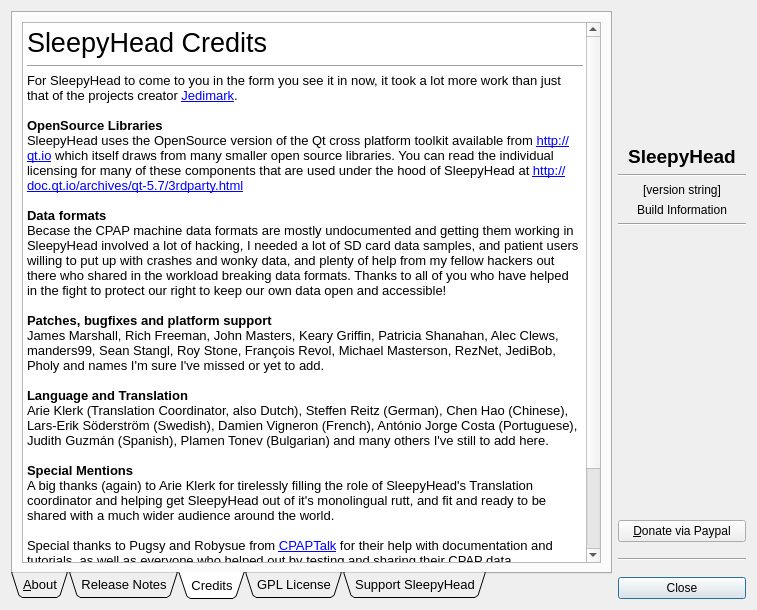
This is sleepyhead/aboutdialog.ui in sbonaime/sleepyhead-code. as Qt 5 draws it before an edit. The edited form follows.
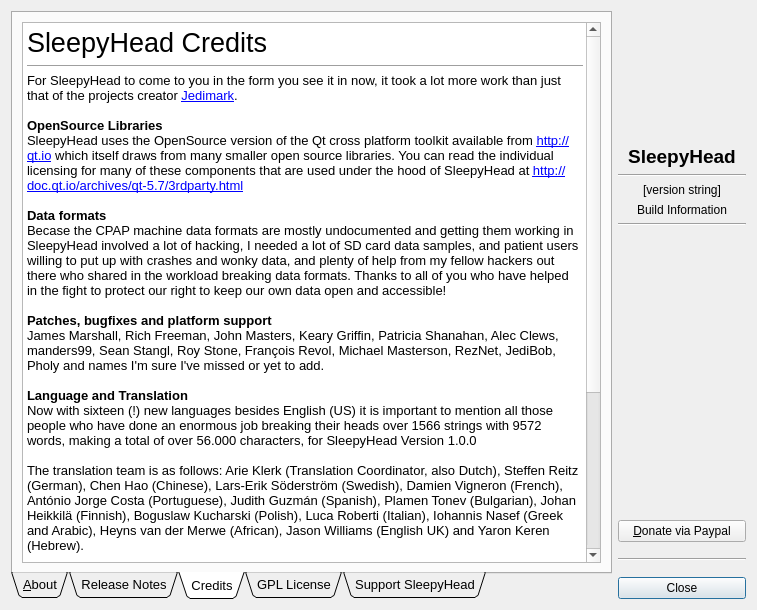
This is the edited form. The open tabs and pages were chosen to show the change. Icons and pictures are not drawn.

Commit message: Update translation credits

The edit to the form file:
```diff
--- a/sleepyhead/aboutdialog.ui
+++ b/sleepyhead/aboutdialog.ui
@@ -109,7 +109,9 @@
 &lt;p style=&quot; margin-top:0px; margin-bottom:0px; margin-left:0px; margin-right:0px; -qt-block-indent:0; text-indent:0px;&quot;&gt;Becase the CPAP machine data formats are mostly undocumented and getting them working in SleepyHead involved a lot of hacking, I needed a lot of SD card data samples, and patient users willing to put up with crashes and wonky data, and plenty of help from my fellow hackers out there who shared in the workload breaking data formats. Thanks to all of you who have helped in the fight to protect our right to keep our own data open and accessible!&lt;br /&gt;&lt;br /&gt;&lt;span style=&quot; font-weight:600;&quot;&gt;Patches, bugfixes and platform support&lt;/span&gt;&lt;br /&gt;&lt;span style=&quot; color:#000000;&quot;&gt;James Marshall, Rich Freeman, John Masters, Keary Griffin, Patricia Shanahan, Alec Clews, manders99, Sean Stangl, Roy Stone, François Revol, Michael Masterson, RezNet, JediBob, Pholy and names I'm sure I've missed or yet to add.&lt;/span&gt;&lt;/p&gt;
 &lt;p style=&quot;-qt-paragraph-type:empty; margin-top:0px; margin-bottom:0px; margin-left:0px; margin-right:0px; -qt-block-indent:0; text-indent:0px; color:#000000;&quot;&gt;&lt;br /&gt;&lt;/p&gt;
 &lt;p style=&quot; margin-top:0px; margin-bottom:0px; margin-left:0px; margin-right:0px; -qt-block-indent:0; text-indent:0px;&quot;&gt;&lt;span style=&quot; font-weight:600; color:#000000;&quot;&gt;Language and Translation&lt;/span&gt;&lt;/p&gt;
-&lt;p style=&quot; margin-top:0px; margin-bottom:0px; margin-left:0px; margin-right:0px; -qt-block-indent:0; text-indent:0px;&quot;&gt;&lt;span style=&quot; color:#000000;&quot;&gt;Arie Klerk (Translation Coordinator, also Dutch), Steffen Reitz (German), Chen Hao (Chinese), Lars-Erik Söderström (Swedish), Damien Vigneron (French), António Jorge Costa (Portuguese), Judith Guzmán (Spanish), Plamen Tonev (Bulgarian) and many others I've still to add here.&lt;/span&gt;&lt;/p&gt;
+&lt;p style=&quot; margin-top:0px; margin-bottom:0px; margin-left:0px; margin-right:0px; -qt-block-indent:0; text-indent:0px;&quot;&gt;&lt;span style=&quot; color:#000000;&quot;&gt;Now with sixteen (!) new languages besides English (US) it is important to mention all those people who have done an enormous job breaking their heads over 1566 strings with 9572 words, making a total of over 56.000 characters, for SleepyHead Version 1.0.0&lt;br /&gt;&lt;/span&gt;&lt;/p&gt;
+&lt;p style=&quot; margin-top:0px; margin-bottom:0px; margin-left:0px; margin-right:0px; -qt-block-indent:0; text-indent:0px;&quot;&gt;&lt;span style=&quot; color:#000000;&quot;&gt;The translation team is as follows: Arie Klerk (Translation Coordinator, also Dutch), Steffen Reitz (German), Chen Hao (Chinese), Lars-Erik Söderström (Swedish), Damien Vigneron (French), António Jorge Costa (Portuguese), Judith Guzmán (Spanish), Plamen Tonev (Bulgarian), Johan Heikkilä (Finnish), Boguslaw Kucharski (Polish), Luca Roberti (Italian), Iohannis Nasef (Greek and Arabic), Heyns van der Merwe (African), Jason Williams (English UK) and Yaron Keren (Hebrew).&lt;/span&gt;&lt;/p&gt;
+&lt;p style=&quot; margin-top:0px; margin-bottom:0px; margin-left:0px; margin-right:0px; -qt-block-indent:0; text-indent:0px;&quot;&gt;&lt;span style=&quot; color:#000000;&quot;&gt;&lt;br /&gt;Any remarks can be sent to Arie Klerk, who will gladly bring you in contact with the translator.&lt;/span&gt;&lt;/p&gt;
 &lt;p style=&quot; margin-top:0px; margin-bottom:0px; margin-left:0px; margin-right:0px; -qt-block-indent:0; text-indent:0px;&quot;&gt;&lt;span style=&quot; color:#000000;&quot;&gt;&lt;br /&gt;&lt;/span&gt;&lt;span style=&quot; font-weight:600; color:#000000;&quot;&gt;Special Mentions&lt;br /&gt;&lt;/span&gt;&lt;span style=&quot; color:#000000;&quot;&gt;A big thanks (again) to Arie Klerk for tirelessly filling the role of SleepyHead's Translation coordinator and helping get SleepyHead out of it's monolingual rutt, and fit and ready to be shared with a much wider audience around the world.&lt;br /&gt;&lt;/span&gt;&lt;/p&gt;
 &lt;p style=&quot; margin-top:0px; margin-bottom:0px; margin-left:0px; margin-right:0px; -qt-block-indent:0; text-indent:0px;&quot;&gt;&lt;span style=&quot; color:#000000;&quot;&gt;Special thanks to Pugsy and Robysue from &lt;/span&gt;&lt;a href=&quot;http://cpaptalk.com&quot;&gt;&lt;span style=&quot; text-decoration: underline; color:#0000ff;&quot;&gt;CPAPTalk&lt;/span&gt;&lt;/a&gt;&lt;span style=&quot; color:#000000;&quot;&gt; for their help with documentation and tutorials, as well as everyone who helped out by testing and sharing their CPAP data.&lt;br /&gt;&lt;br /&gt;Thanks to CPAPTalk's host &lt;/span&gt;&lt;a href=&quot;http://CPAP.com&quot;&gt;&lt;span style=&quot; text-decoration: underline; color:#0000ff;&quot;&gt;CPAP.com&lt;/span&gt;&lt;/a&gt;&lt;span style=&quot; color:#000000;&quot;&gt; for their generous donations, and letting me run amock in the early days and pester their forums users for help to test SleepyHead. &lt;/span&gt;&lt;/p&gt;
 &lt;p style=&quot;-qt-paragraph-type:empty; margin-top:0px; margin-bottom:0px; margin-left:0px; margin-right:0px; -qt-block-indent:0; text-indent:0px; color:#000000;&quot;&gt;&lt;br /&gt;&lt;/p&gt;
```
Left out of the diff: 2 changed lines with no effect on the pictures.
